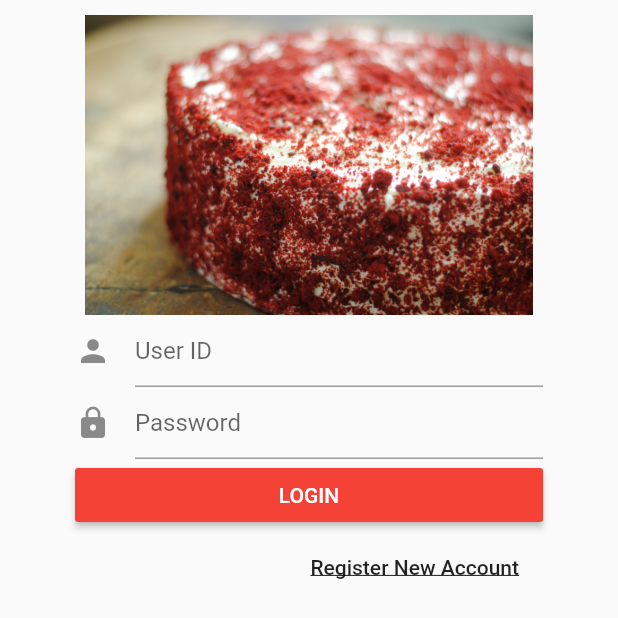
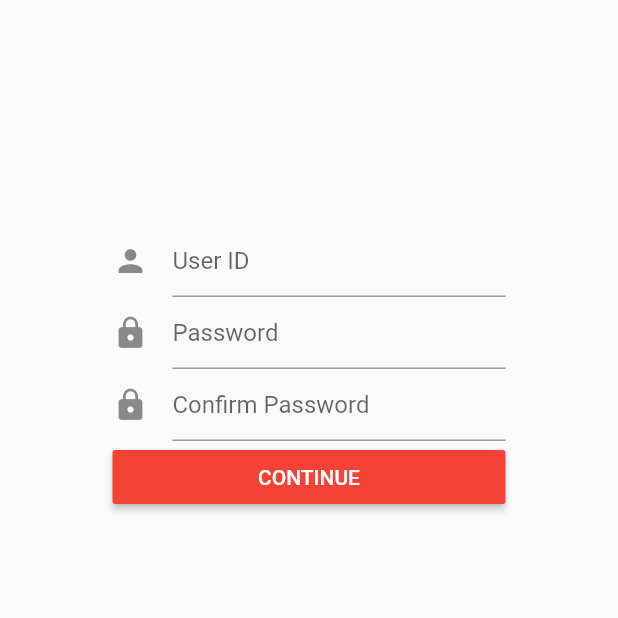
Before and after one commit to CokeFung/flutter_assignment, a Flutter app: the screen it shows after launch, after a tap on "Register New Account", on a phone screen of 412 x 824 dp. Shown: the top 618 px of the screen. Run offline on Flutter 3.47's test engine with Material 2 defaults, Android fonts, the phone set to English and light mode, and no system bars.

Commit message:
add register page

```diff
--- a/lib/login.dart
+++ b/lib/login.dart
@@ -82,7 +82,7 @@ class LoginScreenState extends State<LoginScreen> {
           ),
         ),
         onPressed: (){
-          Navigator.pushNamed(context, '/login');
+          Navigator.pushNamed(context, '/register');
         },
     );
     Container con = new Container(
@@ -96,7 +96,7 @@ class LoginScreenState extends State<LoginScreen> {
         key: _formKey,
         child: Center(
           child: ListView(
-            padding: EdgeInsets.symmetric(horizontal: 50.0, vertical: 10.0),
+            padding: EdgeInsets.symmetric(horizontal: 75.0, vertical: 150.0),
             children: <Widget>[
               logoImage,
               userEmailField,
--- a/lib/register.dart
+++ b/lib/register.dart
@@ -0,0 +1,95 @@
+import 'package:flutter/material.dart';
+
+class RegisterScreen extends StatefulWidget {
+  @override
+  State<StatefulWidget> createState(){
+    return new RegisterScreenState();
+  }
+}
+
+class RegisterScreenState extends State<RegisterScreen> {
+
+  final _formKey =GlobalKey<FormState>();
+  final _scffoldKey = GlobalKey<ScaffoldState>();
+
+  String _regisEmail, _regisPass, _confirmPass;
+
+  Widget build(BuildContext context){
+
+    //Field for input uesername or email
+    TextFormField regisEmailField = new TextFormField(
+      decoration: InputDecoration(
+        hintText: 'User ID',
+        icon: Icon(Icons.person),
+      ),
+      onSaved: (val) => _regisEmail = val,
+    );
+
+    //Field for input password
+    TextFormField regisPassword = new TextFormField(
+      decoration: InputDecoration(
+        hintText: 'Password',
+        icon: Icon(Icons.lock),
+      ),
+      obscureText: true,
+      onSaved: (val) => _regisPass = val,
+    );
+
+    //Field for input confirm password
+    TextFormField confirmPassword = new TextFormField(
+      decoration: InputDecoration(
+        hintText: 'Confirm Password',
+        icon: Icon(Icons.lock),
+      ),
+      obscureText: true,
+      onSaved: (val) => _confirmPass = val,
+    );
+
+    //function for validation input
+    void _ValidateInput(){
+      if(_regisEmail == 'admin'){
+        _scffoldKey.currentState.showSnackBar(
+          SnackBar(
+            content: new Text('user นี้มีอยู่ในระบบแล้ว',),
+          )
+        );
+      }
+      else if(_regisEmail == '' || _regisPass == '' || _confirmPass == ''){
+        _scffoldKey.currentState.showSnackBar(
+          SnackBar(
+            content: new Text('กรุณาระบุข้อมูลให้ครบถ้วน',),
+          )
+        );
+      }
+      else{
+        Navigator.pushNamed(context, '/login');
+      }
+    }
+
+    //Login button
+    RaisedButton regisButton = new RaisedButton(
+      child: new Text('CONTINUE'),
+      color: Colors.red,
+      textColor: Colors.white,
+      onPressed: _ValidateInput,
+    );
+
+    return Scaffold(
+      key: _scffoldKey,
+      body: Form(
+        key: _formKey,
+        child: Center(
+          child: ListView(
+            padding: EdgeInsets.symmetric(horizontal: 75.0, vertical: 150.0),
+            children: <Widget>[
+              regisEmailField,
+              regisPassword,
+              confirmPassword,
+              regisButton,
+            ],
+          ),
+        ),
+      ),
+    );
+  }
+}
--- a/lib/routes.dart
+++ b/lib/routes.dart
@@ -9,7 +9,7 @@ import 'package:flutter_assignment/main.dart';
 final routes = {
   '/': (BuildContext context) => new LoginScreen(),
   '/login': (BuildContext context) => new LoginScreen(),
-  //'/register': (BuildContext context) => new RegisterScreeen(),
+  '/register': (BuildContext context) => new RegisterScreen(),
   //'/home': (BuildContext context) => new HomeScreeen(),
 
 };
```
